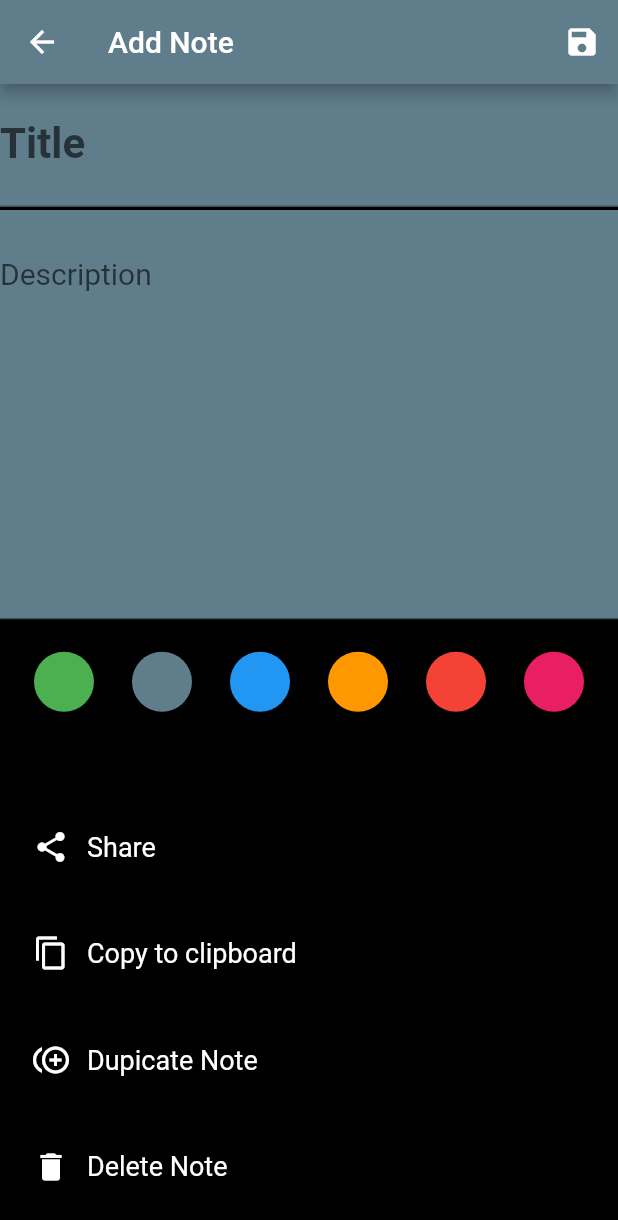
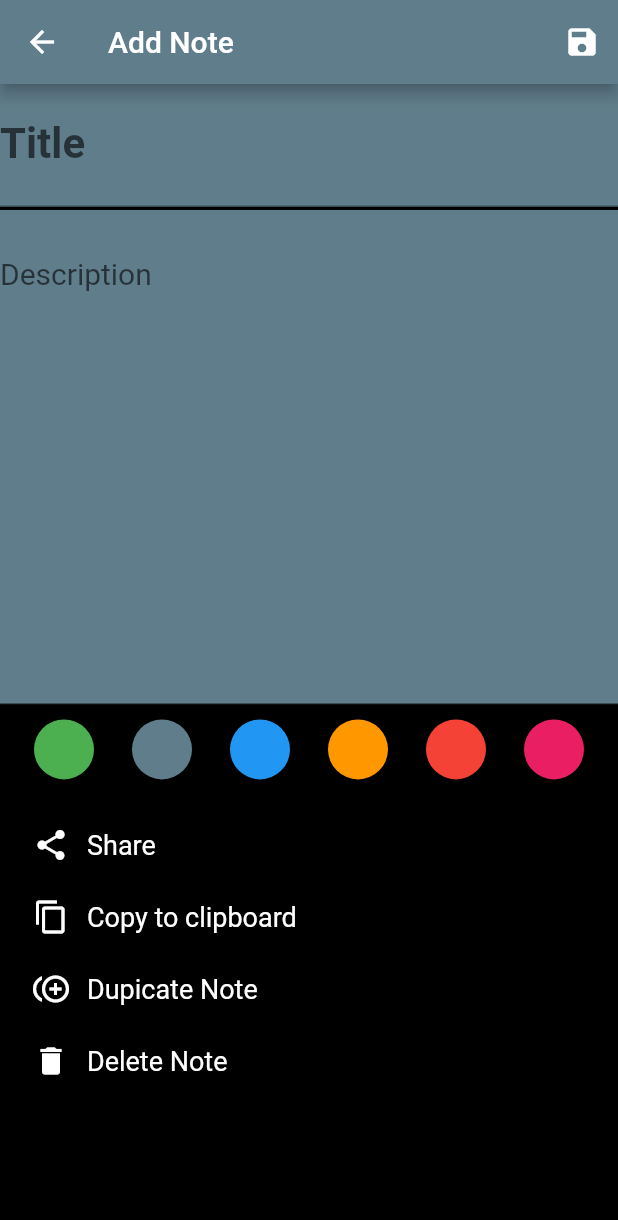
Before and after one commit to Sujoy-2811/notez_app, a Flutter app: the screen it shows after launch, after a tap on the "add box" icon, on a phone screen of 412 x 824 dp. Shown: the top 1220 px of the screen. Run offline on Flutter 3.47's test engine with Material 2 defaults, Android fonts, the phone set to English and light mode, and no system bars.

Commit message:
bug v1.01 is fixed

```diff
--- a/lib/screen/newNote.dart
+++ b/lib/screen/newNote.dart
@@ -65,14 +65,11 @@ class _NewNoteState extends State<NewNote> {
         appBar: appBar,
         backgroundColor: Colors.black,
         body: SingleChildScrollView(
-          child: Container(
-            height: (MediaQuery.of(context).size.height -
-                    MediaQuery.of(context).padding.top -
-                    appBar.preferredSize.height) *
-                0.999,
+          // scrollDirection: Axis.vertical,
           child: Column(
             children: [
               Container(
+                // height: 500,
                 decoration: BoxDecoration(color: selectedColor),
                 child: TextField(
                   decoration: InputDecoration(
@@ -92,9 +89,10 @@ class _NewNoteState extends State<NewNote> {
                 decoration: BoxDecoration(color: Colors.black),
               ),
               Container(
+                height: MediaQuery.of(context).size.height * 0.40,
                 decoration: BoxDecoration(color: selectedColor),
                 child: TextField(
-                    maxLines: 10,
+                  maxLines: 15,
                   decoration: InputDecoration(
                     alignLabelWithHint: true,
                     labelText: "Description",
@@ -108,16 +106,13 @@ class _NewNoteState extends State<NewNote> {
                   controller: description,
                 ),
               ),
-                Flexible(
-                    fit: FlexFit.tight,
-                    child: Container(
+              Container(
                 padding: EdgeInsets.all(10),
-                      height: double.infinity,
+                // height: 700,
                 decoration: BoxDecoration(color: Colors.black),
                 child: Options(changeColor),
-                    )),
+              ),
             ],
-            ),
           ),
         ));
   }
```
Lines whose indentation alone changed are shown as unchanged.
